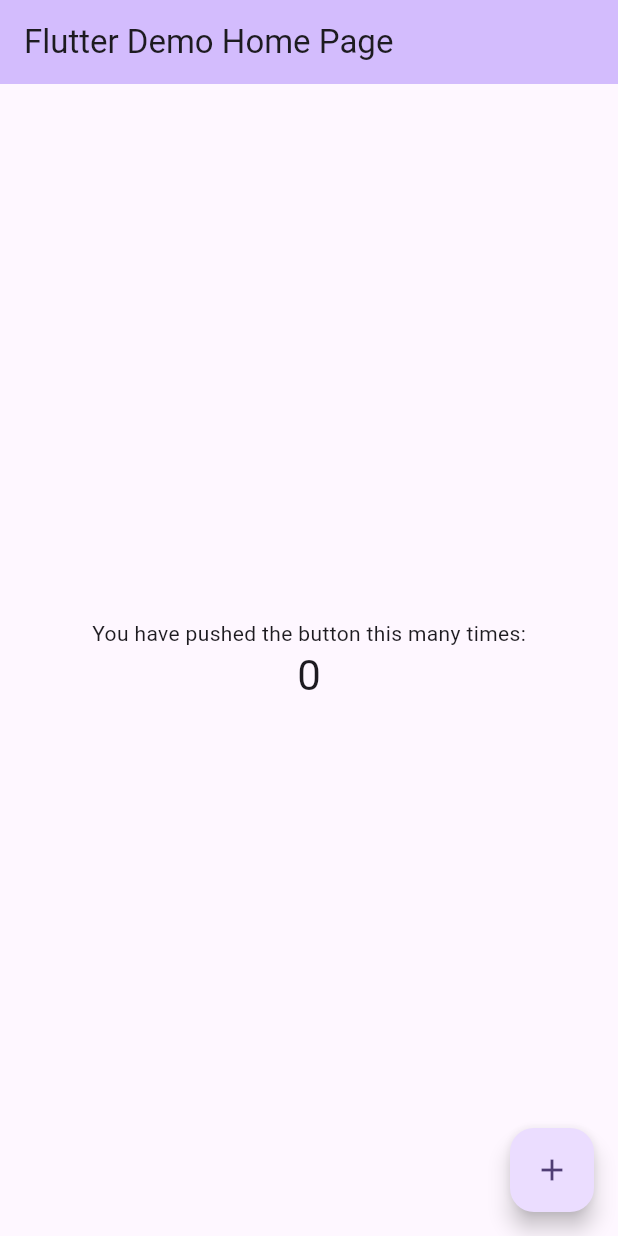
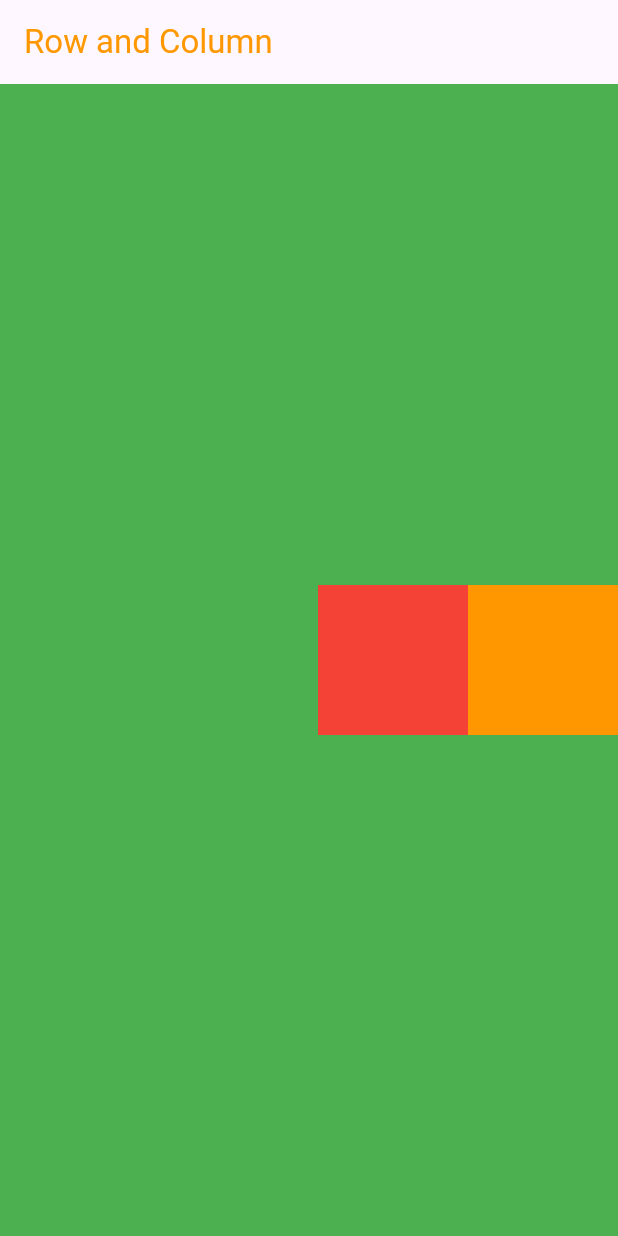
Before and after one commit to maheshmobileApp/flutter_tutorila_april, a Flutter app: the screen it shows after launch, on a phone screen of 412 x 824 dp. Run offline on Flutter 3.47's test engine with Material 3 defaults, Android fonts, the phone set to English and light mode, and no system bars.

Commit message:
row and column

```diff
--- a/lib/main.dart
+++ b/lib/main.dart
@@ -1,125 +1,44 @@
 import 'package:flutter/material.dart';
-
+import 'splash.dart';
+import 'row_and_column.dart';
 void main() {
-  runApp(const MyApp());
+  // Entry point of the application
+  runApp(MyApp()); // pass the widget to the runApp method
 }
 
 class MyApp extends StatelessWidget {
   const MyApp({super.key});
-
-  // This widget is the root of your application.
   @override
   Widget build(BuildContext context) {
     return MaterialApp(
-      title: 'Flutter Demo',
-      theme: ThemeData(
-        // This is the theme of your application.
-        //
-        // TRY THIS: Try running your application with "flutter run". You'll see
-        // the application has a purple toolbar. Then, without quitting the app,
-        // try changing the seedColor in the colorScheme below to Colors.green
-        // and then invoke "hot reload" (save your changes or press the "hot
-        // reload" button in a Flutter-supported IDE, or press "r" if you used
-        // the command line to start the app).
-        //
-        // Notice that the counter didn't reset back to zero; the application
-        // state is not lost during the reload. To reset the state, use hot
-        // restart instead.
-        //
-        // This works for code too, not just values: Most code changes can be
-        // tested with just a hot reload.
-        colorScheme: ColorScheme.fromSeed(seedColor: Colors.deepPurple),
-        useMaterial3: true,
-      ),
-      home: const MyHomePage(title: 'Flutter Demo Home Page'),
+      debugShowCheckedModeBanner: false,
+      home: RowAndColumn()
     );
   }
 }
 
-class MyHomePage extends StatefulWidget {
-  const MyHomePage({super.key, required this.title});
+//Launching lib/main.dart on Chrome in debug mode...
+//widget is the base class for all widgets in flutter
+// widget is a class that is used to create a user interface in flutter
+//widget are two types -> 1. stateless widget 2. stateful widget
+/*
+1. Container
+2. Text
+3. Image
+4. Icon
+5. Row
+6. Column
+7. Stack
+8. ListView
+9. GridView
+10. Card
+11. scaffold
+12. AppBar
+13. BottomNavigationBar
+14. TextField
 
-  // This widget is the home page of your application. It is stateful, meaning
-  // that it has a State object (defined below) that contains fields that affect
-  // how it looks.
+FIGMA
 
-  // This class is the configuration for the state. It holds the values (in this
-  // case the title) provided by the parent (in this case the App widget) and
-  // used by the build method of the State. Fields in a Widget subclass are
-  // always marked "final".
+Login scren- > em, pass, login, fb, g+
 
-  final String title;
-
-  @override
-  State<MyHomePage> createState() => _MyHomePageState();
-}
-
-class _MyHomePageState extends State<MyHomePage> {
-  int _counter = 0;
-
-  void _incrementCounter() {
-    setState(() {
-      // This call to setState tells the Flutter framework that something has
-      // changed in this State, which causes it to rerun the build method below
-      // so that the display can reflect the updated values. If we changed
-      // _counter without calling setState(), then the build method would not be
-      // called again, and so nothing would appear to happen.
-      _counter++;
-    });
-  }
-
-  @override
-  Widget build(BuildContext context) {
-    // This method is rerun every time setState is called, for instance as done
-    // by the _incrementCounter method above.
-    //
-    // The Flutter framework has been optimized to make rerunning build methods
-    // fast, so that you can just rebuild anything that needs updating rather
-    // than having to individually change instances of widgets.
-    return Scaffold(
-      appBar: AppBar(
-        // TRY THIS: Try changing the color here to a specific color (to
-        // Colors.amber, perhaps?) and trigger a hot reload to see the AppBar
-        // change color while the other colors stay the same.
-        backgroundColor: Theme.of(context).colorScheme.inversePrimary,
-        // Here we take the value from the MyHomePage object that was created by
-        // the App.build method, and use it to set our appbar title.
-        title: Text(widget.title),
-      ),
-      body: Center(
-        // Center is a layout widget. It takes a single child and positions it
-        // in the middle of the parent.
-        child: Column(
-          // Column is also a layout widget. It takes a list of children and
-          // arranges them vertically. By default, it sizes itself to fit its
-          // children horizontally, and tries to be as tall as its parent.
-          //
-          // Column has various properties to control how it sizes itself and
-          // how it positions its children. Here we use mainAxisAlignment to
-          // center the children vertically; the main axis here is the vertical
-          // axis because Columns are vertical (the cross axis would be
-          // horizontal).
-          //
-          // TRY THIS: Invoke "debug painting" (choose the "Toggle Debug Paint"
-          // action in the IDE, or press "p" in the console), to see the
-          // wireframe for each widget.
-          mainAxisAlignment: MainAxisAlignment.center,
-          children: <Widget>[
-            const Text(
-              'You have pushed the button this many times:',
-            ),
-            Text(
-              '$_counter',
-              style: Theme.of(context).textTheme.headlineMedium,
-            ),
-          ],
-        ),
-      ),
-      floatingActionButton: FloatingActionButton(
-        onPressed: _incrementCounter,
-        tooltip: 'Increment',
-        child: const Icon(Icons.add),
-      ), // This trailing comma makes auto-formatting nicer for build methods.
-    );
-  }
-}
+ */
--- /dev/null
+++ b/lib/row_and_column.dart
@@ -0,0 +1,55 @@
+import 'package:flutter/material.dart';
+
+class RowAndColumn extends StatefulWidget {
+  const RowAndColumn({ Key? key }) : super(key: key);
+
+  @override
+  _RowAndColumnState createState() => _RowAndColumnState();
+}
+
+class _RowAndColumnState extends State<RowAndColumn> {
+  @override
+  Widget build(BuildContext context) {
+    return Scaffold(
+      appBar: AppBar(
+        title: Text(
+          'Row and Column',
+          style: TextStyle(
+            color: Colors.orange,
+          ))),
+      body: Container(
+        width: MediaQuery.of(context).size.width,
+        height: MediaQuery.of(context).size.height,
+        color: Colors.green,
+        child: Row(
+          mainAxisAlignment: MainAxisAlignment.end,
+          crossAxisAlignment: CrossAxisAlignment.center,
+          children: [
+            // Text("this test widget"),
+            Container(
+              width: 100,
+              height: 100,
+              color: Colors.red,
+            ),
+            Container(
+              width: 100,
+              height: 100,
+              color: Colors.orange,
+            ),
+            // Container(
+            //   width: 100,
+            //   height: 100,
+            //   color: Colors.blue,
+            // ),
+          ],
+        ),
+
+      ),
+    );
+  }
+}
+
+/*
+Column: widget arranges its children in a vertical direction
+
+ */
--- a/pubspec.yaml
+++ b/pubspec.yaml
@@ -45,7 +45,7 @@ dev_dependencies:
   # activated in the `analysis_options.yaml` file located at the root of your
   # package. See that file for information about deactivating specific lint
   # rules and activating additional ones.
-  flutter_lints: ^4.0.0
+  # flutter_lints: ^4.0.0
 
 # For information on the generic Dart part of this file, see the
 # following page: https://dart.dev/tools/pub/pubspec
```
Also changed, not shown: lib/dart/class.dart (added, +66 -0 lines), lib/dart/collections/collections.dart (added, +71 -0 lines), lib/splash.dart (added, +66 -0 lines), pubspec.lock.
